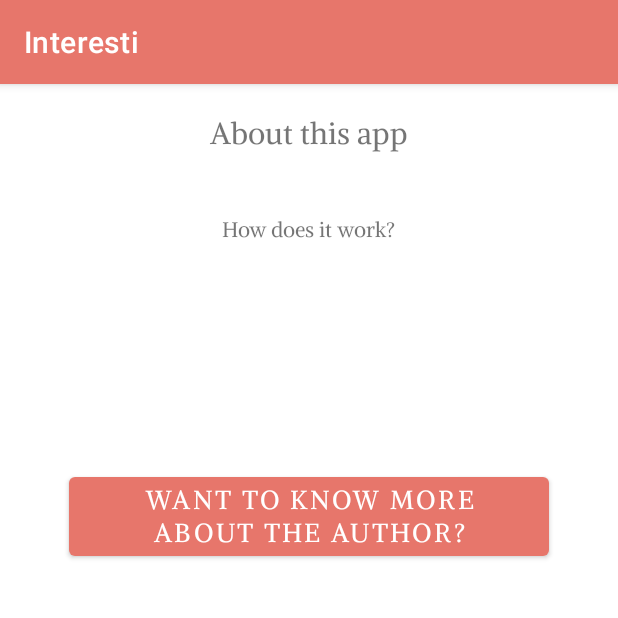
After one commit to Klara-Iva/Interesti, an Android app: the FirstFragment screen opened directly, with no data from a screen before it, on a phone screen of 412 x 824 dp, the top half of it. The commit adds this screen. Run offline under Robolectric (Android 15) with nearby library versions, the phone set to English and light mode, and no system bars.

Commit message:
added functioning fragments

```diff
--- /dev/null
+++ b/app/src/main/java/com/example/myapplication/FirstFragment.kt
@@ -0,0 +1,40 @@
+package com.example.myapplication
+
+import android.annotation.SuppressLint
+import android.os.Bundle
+import android.view.LayoutInflater
+import android.view.View
+import android.view.ViewGroup
+import android.widget.Button
+import android.widget.TextView
+import androidx.fragment.app.Fragment
+import androidx.fragment.app.FragmentTransaction
+
+class FirstFragment:Fragment() {
+
+
+    override fun onCreateView(
+        inflater: LayoutInflater, container: ViewGroup?,
+        savedInstanceState: Bundle?
+    ): View? {
+        val view=inflater.inflate(R.layout.aboutappfragment,container, false )
+
+        val title = view?.findViewById<TextView>(R.id.textView3)
+        title?.text="About this app"
+
+
+
+        val next=view.findViewById<Button>(R.id.moreaboutme)
+
+
+        next.setOnClickListener{
+            val secondFragment=SecondFragment()
+            val bundle=Bundle()
+            val fragmentTransaction: FragmentTransaction?= activity?.supportFragmentManager?.beginTransaction()
+            fragmentTransaction?.replace(R.id.fragmentContainerView, secondFragment)
+            fragmentTransaction?.commit()
+
+        }
+        return view
+    }
+}
--- a/app/src/main/java/com/example/myapplication/InfoActivity.kt
+++ b/app/src/main/java/com/example/myapplication/InfoActivity.kt
@@ -1,7 +1,6 @@
 package com.example.myapplication
 import androidx.appcompat.app.AppCompatActivity
 import android.os.Bundle
-import android.widget.ImageButton
 import android.widget.ImageView
 import android.widget.TextView
 import com.google.firebase.firestore.ktx.firestore
--- /dev/null
+++ b/app/src/main/java/com/example/myapplication/InfoFragmentContainer.kt
@@ -0,0 +1,24 @@
+package com.example.myapplication
+
+import android.annotation.SuppressLint
+import android.os.Bundle
+import androidx.appcompat.app.AppCompatActivity
+import androidx.fragment.app.Fragment
+
+class InfoFragmentContainer: AppCompatActivity()  {
+
+    @SuppressLint("MissingInflatedId")
+    override fun onCreate(savedInstanceState: Bundle?) {
+        super.onCreate(savedInstanceState)
+        setContentView(R.layout.initialfragmentlayout)
+
+        val firstFragment = FirstFragment()
+        val manager = supportFragmentManager
+        manager.beginTransaction().apply {
+
+            replace(R.id.fragmentContainerView, firstFragment)
+            commit()
+        }
+
+    }
+}
--- /dev/null
+++ b/app/src/main/res/layout/aboutappfragment.xml
@@ -0,0 +1,70 @@
+<?xml version="1.0" encoding="utf-8"?>
+<FrameLayout xmlns:android="http://schemas.android.com/apk/res/android"
+    xmlns:app="http://schemas.android.com/apk/res-auto"
+    xmlns:tools="http://schemas.android.com/tools"
+    android:layout_width="match_parent"
+    android:layout_height="match_parent"
+    tools:context=".FirstFragment">
+
+    <ScrollView
+        android:layout_width="match_parent"
+        android:layout_height="match_parent"
+
+        tools:layout_editor_absoluteX="0dp"
+        tools:layout_editor_absoluteY="-16dp">
+
+
+        <RelativeLayout
+            android:layout_width="match_parent"
+            android:layout_height="match_parent">
+
+            <TextView
+                android:id="@+id/descriptionabout"
+                android:layout_width="wrap_content"
+                android:layout_height="wrap_content"
+                android:layout_below="@+id/textView3"
+                android:layout_alignParentLeft="false"
+                android:layout_alignParentEnd="false"
+                android:layout_alignParentRight="false"
+                android:layout_centerHorizontal="true"
+                android:layout_marginStart="0dp"
+                android:layout_marginLeft="20dp"
+                android:layout_marginTop="30dp"
+                android:layout_marginEnd="60dp"
+                android:layout_marginRight="20dp"
+                android:layout_marginBottom="60dp"
+                android:fontFamily="@font/alike"
+                android:paddingBottom="70dp"
+                android:text="How does it work?" />
+
+            <TextView
+                android:id="@+id/textView3"
+                android:layout_width="335dp"
+                android:layout_height="38dp"
+                android:layout_alignParentTop="true"
+                android:layout_centerHorizontal="true"
+                android:layout_marginTop="20dp"
+                android:fontFamily="@font/alike"
+                android:text="About this app"
+                android:textAlignment="center"
+                android:textSize="20sp" />
+
+            <Button
+                android:id="@+id/moreaboutme"
+                android:layout_width="wrap_content"
+                android:layout_height="wrap_content"
+                android:layout_below="@+id/descriptionabout"
+                android:layout_centerHorizontal="true"
+                android:fontFamily="@font/alike"
+                android:layout_marginStart="0dp"
+                android:layout_marginLeft="0dp"
+                android:layout_marginTop="20dp"
+                android:layout_marginRight="0dp"
+                android:layout_marginBottom="30dp"
+                android:textSize="17sp"
+                android:text="Want to know more about the author?" />
+
+
+        </RelativeLayout>
+    </ScrollView>
+</FrameLayout>
--- /dev/null
+++ b/app/src/main/res/layout/initialfragmentlayout.xml
@@ -0,0 +1,21 @@
+<?xml version="1.0" encoding="utf-8"?>
+<androidx.constraintlayout.widget.ConstraintLayout xmlns:android="http://schemas.android.com/apk/res/android"
+    xmlns:app="http://schemas.android.com/apk/res-auto"
+    xmlns:tools="http://schemas.android.com/tools"
+    android:layout_width="match_parent"
+    android:layout_height="match_parent">
+
+    <androidx.fragment.app.FragmentContainerView
+        android:id="@+id/fragmentContainerView"
+        android:name="com.example.myapplication.FirstFragment"
+        android:layout_width="0dp"
+        android:layout_height="0dp"
+        app:layout_constraintBottom_toBottomOf="parent"
+        app:layout_constraintEnd_toEndOf="parent"
+        app:layout_constraintStart_toStartOf="parent"
+        app:layout_constraintTop_toTopOf="parent"
+        tools:layout="@layout/aboutappfragment"
+
+        />
+
+</androidx.constraintlayout.widget.ConstraintLayout>
--- a/app/src/main/res/values/strings.xml
+++ b/app/src/main/res/values/strings.xml
@@ -2,4 +2,5 @@
     <string name="app_name">Interesti</string>
     <string name="title_activity_maps">Welcome to Virovitica!</string>
     <string name="title_info">Keep it interesting...</string>
+    <string name="aboutapp">About this app</string>
 </resources>
```
Also changed, not shown: app/src/main/AndroidManifest.xml (+8 -0 lines), app/src/main/java/com/example/myapplication/MapsActivity.kt (+7 -1 lines), app/src/main/java/com/example/myapplication/SecondFragment.kt (added, +35 -0 lines), app/src/main/res/layout/aboutmefragment.xml (added, +71 -0 lines).
